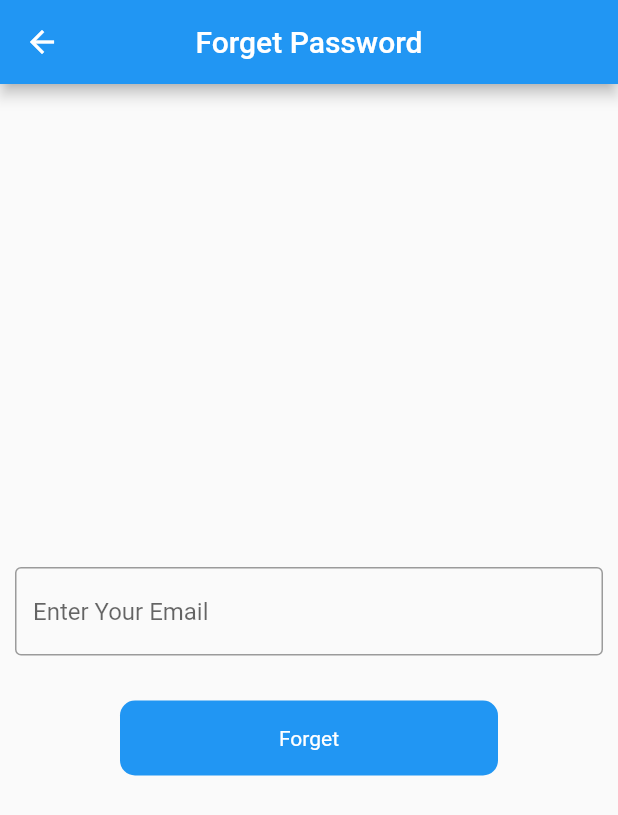
After one commit to surajmandal99/firebase_flutter, a Flutter app: the screen it shows after launch, after a tap on "Login", after a tap on "Forgot Password?", on a phone screen of 412 x 824 dp. The commit adds this screen. Shown: the top 815 px of the screen. Run offline on Flutter 3.47's test engine with Material 2 defaults, Android fonts, the phone set to English and light mode, and no system bars; our stand-ins replace cloud_firestore, firebase_auth, firebase_core, firebase_database, fluttertoast; accounts and stored records are empty.

Commit message:
Forget_Password_Implemented

```diff
--- a/lib/ui/auth/post/add_post.dart
+++ b/lib/ui/auth/post/add_post.dart
@@ -21,6 +21,7 @@ class _AddPostScreenState extends State<AddPostScreen> {
     return Scaffold(
       appBar: AppBar(
         title: const Text('Add Post'),
+        centerTitle: true,
       ),
       body: Padding(
         padding: const EdgeInsets.symmetric(horizontal: 20),
@@ -46,7 +47,6 @@ class _AddPostScreenState extends State<AddPostScreen> {
                   //pop the nav
                   // Navigator.pop(context);
                   setState(() {
-                    // Navigator.pop(context);
                     loading = true;
                   });
 
@@ -71,5 +71,4 @@ class _AddPostScreenState extends State<AddPostScreen> {
       ),
     );
   }
-
-  }
+}
--- a/lib/ui/auth/post/post_screen.dart
+++ b/lib/ui/auth/post/post_screen.dart
@@ -22,14 +22,12 @@ class _PostScreenState extends State<PostScreen> {
   var editController = TextEditingController();
   @override
   Widget build(BuildContext context) {
-    // void initState() {m
-    //   super.initState();
-    // }
-
     return Scaffold(
       appBar: AppBar(
         automaticallyImplyLeading: false,
-        title: const Text("Post"),
+        title: const Text(
+          "Post",
+        ),
         actions: [
           IconButton(
               onPressed: () {
@@ -44,7 +42,7 @@ class _PostScreenState extends State<PostScreen> {
               },
               icon: const Icon(Icons.logout))
         ],
-        centerTitle: true,
+        centerTitle: false,
       ),
       body: Column(
         children: [
--- /dev/null
+++ b/lib/ui/auth/screens/forget_password_screen.dart
@@ -0,0 +1,60 @@
+import 'package:firebase_auth/firebase_auth.dart';
+import 'package:firebase_tut/utils/utils.dart';
+import 'package:firebase_tut/widgets/round_button.dart';
+import 'package:flutter/material.dart';
+
+class ForgetPasswordScreen extends StatefulWidget {
+  const ForgetPasswordScreen({super.key});
+
+  @override
+  State<ForgetPasswordScreen> createState() => _ForgetPasswordScreenState();
+}
+
+class _ForgetPasswordScreenState extends State<ForgetPasswordScreen> {
+  final emailController = TextEditingController();
+  final _auth = FirebaseAuth.instance;
+  @override
+  Widget build(BuildContext context) {
+    return Scaffold(
+      appBar: AppBar(
+        title: const Text(
+          "Forget Password",
+        ),
+        centerTitle: true,
+      ),
+      body: Column(mainAxisAlignment: MainAxisAlignment.center, children: [
+        const SizedBox(
+          height: 15,
+        ),
+        Padding(
+          padding: const EdgeInsets.symmetric(horizontal: 10),
+          child: TextField(
+            controller: emailController,
+            decoration: const InputDecoration(
+                hintText: "Enter Your Email", border: OutlineInputBorder()),
+          ),
+        ),
+        const SizedBox(
+          height: 30,
+        ),
+        Padding(
+          padding: const EdgeInsets.symmetric(horizontal: 80),
+          child: RoundButton(
+            onTap: () {
+              _auth
+                  .sendPasswordResetEmail(
+                      email: emailController.text.toString())
+                  .then((value) {
+                Utils().toastMessage(
+                    "We have sent email to recover password,please check yoour email");
+              }).onError((error, stackTrace) {
+                Utils().toastMessage(error.toString());
+              });
+            },
+            title: 'Forget',
+          ),
+        ),
+      ]),
+    );
+  }
+}
--- a/lib/ui/auth/screens/login_screen.dart
+++ b/lib/ui/auth/screens/login_screen.dart
@@ -6,7 +6,8 @@ import 'package:flutter/services.dart';
 
 import '../../../utils/utils.dart';
 import '../../../widgets/round_button.dart';
-import '../../firebase_database/posts_screen.dart';
+import '../post/post_screen.dart';
+import 'forget_password_screen.dart';
 
 class LoginScreen extends StatefulWidget {
   const LoginScreen({Key? key}) : super(key: key);
@@ -40,8 +41,8 @@ class _LoginScreenState extends State<LoginScreen> {
             password: passwordController.text.toString())
         .then((value) {
       Utils().toastMessage(value.user!.email.toString());
-      Navigator.push(context,
-          MaterialPageRoute(builder: (context) => const PostsScreen()));
+      Navigator.push(
+          context, MaterialPageRoute(builder: (context) => const PostScreen()));
       setState(() {
         loading = false;
       });
@@ -128,17 +129,18 @@ class _LoginScreenState extends State<LoginScreen> {
                     }
                   },
                 ),
-                // Align(
-                //   alignment: Alignment.bottomRight,
-                //   child: TextButton(
-                //       onPressed: () {
-                //         Navigator.push(
-                //             context,
-                //             MaterialPageRoute(
-                //                 builder: (context) => ForgotPasswordScreen()));
-                //       },
-                //       child: const Text('Forgot Password?')),
-                // ),
+                Align(
+                  alignment: Alignment.bottomRight,
+                  child: TextButton(
+                      onPressed: () {
+                        Navigator.push(
+                            context,
+                            MaterialPageRoute(
+                                builder: (context) =>
+                                    const ForgetPasswordScreen()));
+                      },
+                      child: const Text('Forgot Password?')),
+                ),
                 const SizedBox(
                   height: 30,
                 ),
```
